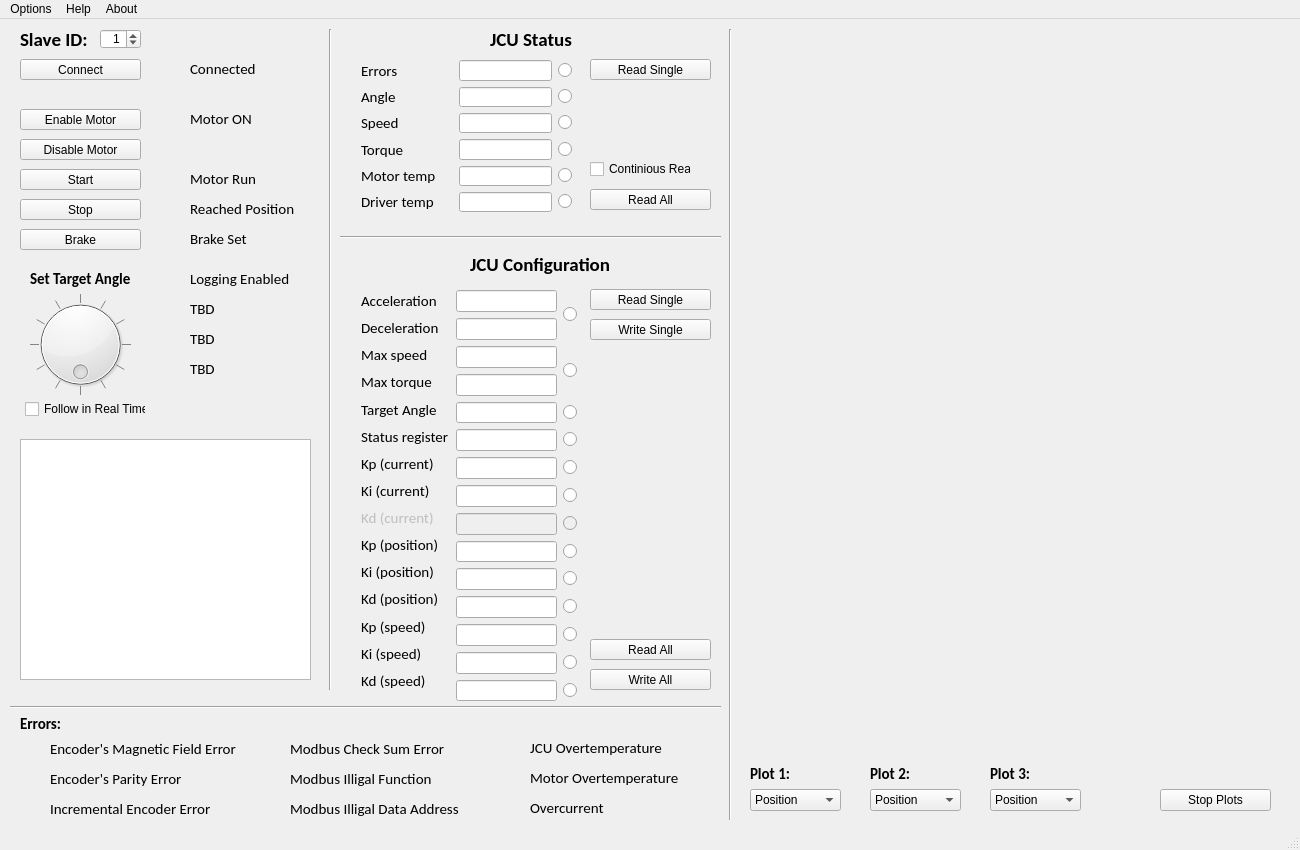
The window that JCU_GUI_V3_QtDesign.ui (Nigiritka/JCU_GUI) describes before a commit, drawn with Qt 5.
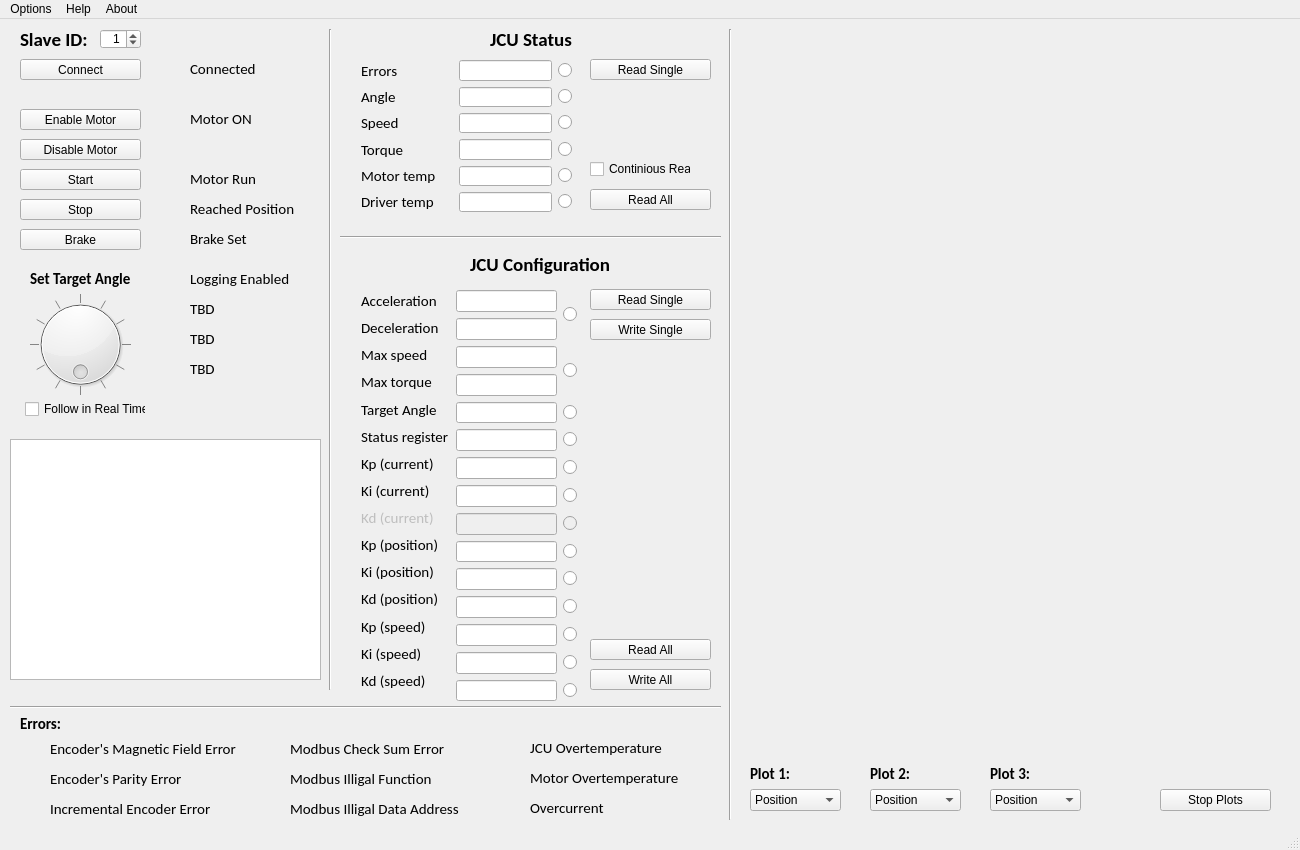
The same window after the commit. Icons and pictures are not drawn.

Patch:
```diff
--- a/JCU_GUI_V3_QtDesign.ui
+++ b/JCU_GUI_V3_QtDesign.ui
@@ -129,9 +129,9 @@
    <widget class="QTextEdit" name="textEdit_log">
     <property name="geometry">
      <rect>
-      <x>20</x>
+      <x>10</x>
       <y>420</y>
-      <width>291</width>
+      <width>311</width>
       <height>241</height>
      </rect>
     </property>
```
Left out of the diff: 2 changed lines with no effect on the pictures.
